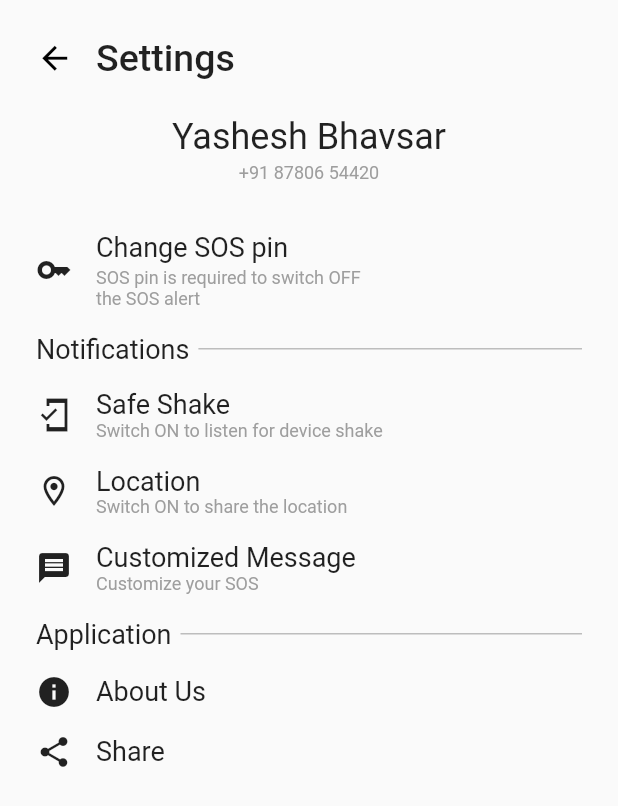
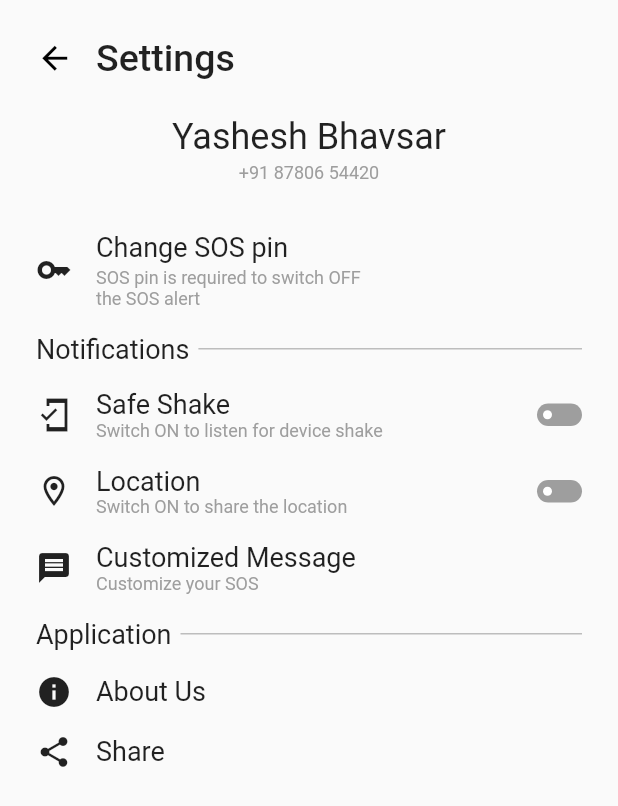
Before and after one commit to SRJ2910/Rakshak, a Flutter app: the SettingPage screen opened directly, on a phone screen of 412 x 824 dp. Shown: the top 806 px of the screen. Run offline on Flutter 3.47's test engine with Material 2 defaults, Android fonts, the phone set to English and light mode, and no system bars; drawn by our look-alikes of flutter_switch; our stand-ins replace flutter_svg.

Commit message:
Switch added in setting page

```diff
--- a/lib/pages/settings.dart
+++ b/lib/pages/settings.dart
@@ -1,7 +1,17 @@
 import 'package:flutter/material.dart';
+import 'package:flutter_switch/flutter_switch.dart';
+import 'package:rakshak/custom_widgets/constants.dart';
 
-class SettingPage extends StatelessWidget {
+class SettingPage extends StatefulWidget {
   const SettingPage({Key? key}) : super(key: key);
+
+  @override
+  State<SettingPage> createState() => _SettingPageState();
+}
+
+class _SettingPageState extends State<SettingPage> {
+  bool statusSafeShake = false;
+  bool statusLocation = false;
 
   @override
   Widget build(BuildContext context) {
@@ -118,13 +128,12 @@ class SettingPage extends StatelessWidget {
             ),
             Row(
               children: [
-                Row(
-                  children: [
                 const Icon(Icons.mobile_friendly_sharp),
                 const SizedBox(
                   width: 16,
                 ),
-                    Column(
+                Expanded(
+                  child: Column(
                     crossAxisAlignment: CrossAxisAlignment.start,
                     children: const [
                       Text('Safe Shake', style: TextStyle(fontSize: 18)),
@@ -133,9 +142,21 @@ class SettingPage extends StatelessWidget {
                         style: TextStyle(color: Colors.grey, fontSize: 12),
                       ),
                     ],
+                  ),
+                ),
+                FlutterSwitch(
+                  width: 30.0,
+                  height: 15.0,
+                  valueFontSize: 12.0,
+                  toggleSize: 6.0,
+                  value: statusSafeShake,
+                  onToggle: (val) {
+                    setState(() {
+                      statusSafeShake = val;
+                    });
+                  },
+                  activeColor: kMarronColor,
                 )
-                  ],
-                ),
               ],
             ),
             const SizedBox(
@@ -143,13 +164,12 @@ class SettingPage extends StatelessWidget {
             ),
             Row(
               children: [
-                Row(
-                  children: [
                 const Icon(Icons.location_on_outlined),
                 const SizedBox(
                   width: 16,
                 ),
-                    Column(
+                Expanded(
+                  child: Column(
                     crossAxisAlignment: CrossAxisAlignment.start,
                     children: const [
                       Text('Location', style: TextStyle(fontSize: 18)),
@@ -158,9 +178,21 @@ class SettingPage extends StatelessWidget {
                         style: TextStyle(color: Colors.grey, fontSize: 12),
                       ),
                     ],
+                  ),
+                ),
+                FlutterSwitch(
+                  width: 30.0,
+                  height: 15.0,
+                  valueFontSize: 12.0,
+                  toggleSize: 6.0,
+                  value: statusLocation,
+                  onToggle: (val) {
+                    setState(() {
+                      statusLocation = val;
+                    });
+                  },
+                  activeColor: kMarronColor,
                 )
-                  ],
-                ),
               ],
             ),
             const SizedBox(
--- a/pubspec.yaml
+++ b/pubspec.yaml
@@ -36,6 +36,7 @@ dependencies:
   cupertino_icons: ^1.0.2
   shake: ^2.1.0
   flutter_svg: ^1.1.5
+  flutter_switch: ^0.3.2
 
 dev_dependencies:
   flutter_test:
```
Also changed, not shown: pubspec.lock. Lines whose indentation alone changed are shown as unchanged.
